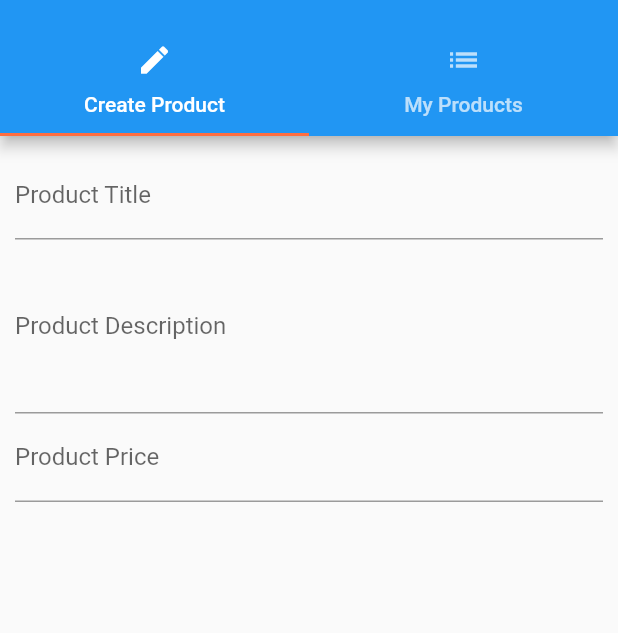
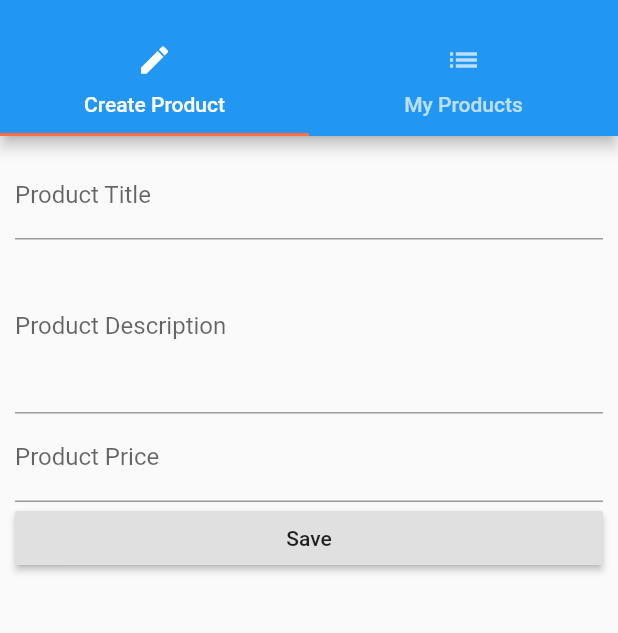
Before and after one commit to dwirandyh/flutter-basic, a Flutter app: the ProductAdminPage screen opened by its route, on a phone screen of 412 x 824 dp, the part 59-692 px from its top. Run offline on Flutter 3.47's test engine with Material 2 defaults, Android fonts, the phone set to English and light mode, and no system bars.

Commit message:
Fixing bug textfield with list

```diff
--- a/1 Easy Food List/lib/pages/product_create.dart
+++ b/1 Easy Food List/lib/pages/product_create.dart
@@ -14,7 +14,7 @@ class _ProductCreatePage extends State<ProductCreatePage> {
   Widget build(BuildContext context) {
     return Container(
       margin: EdgeInsets.all(10.0),
-      child: Column(
+      child: ListView(
         children: <Widget>[
           TextField(
             decoration: InputDecoration(labelText: 'Product Title'),
@@ -41,6 +41,10 @@ class _ProductCreatePage extends State<ProductCreatePage> {
                 priceValue = double.parse(value);
               });
             },
+          ),
+          RaisedButton(
+            child: Text('Save'),
+            onPressed: () {},
           )
         ],
       ),
```
